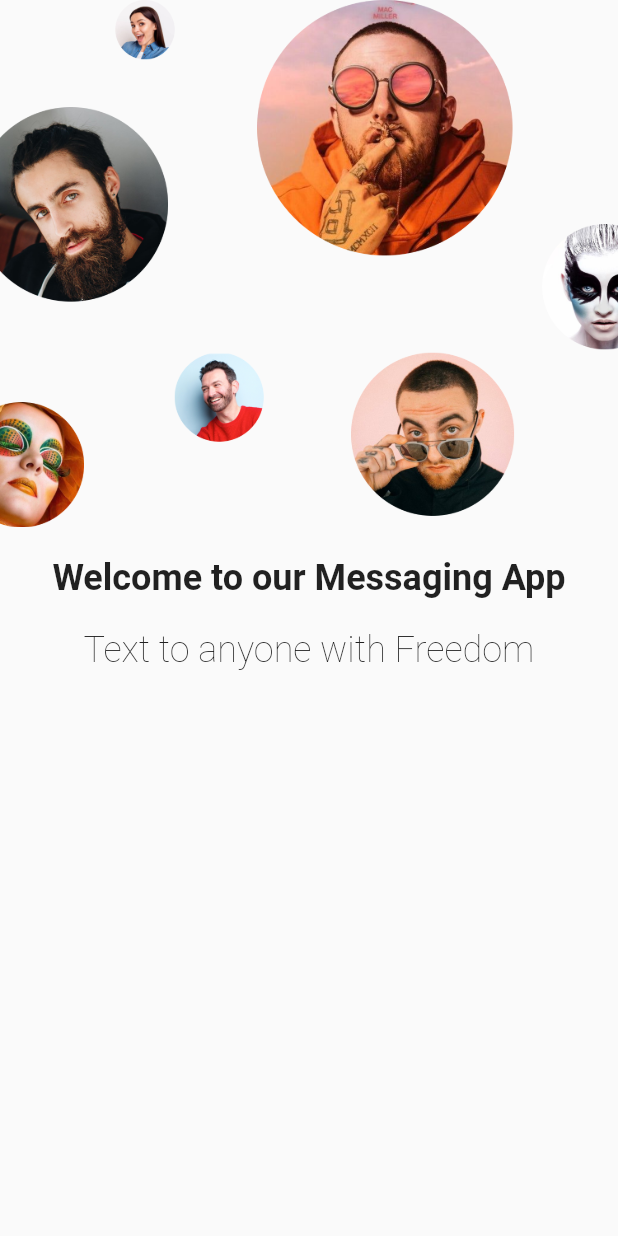
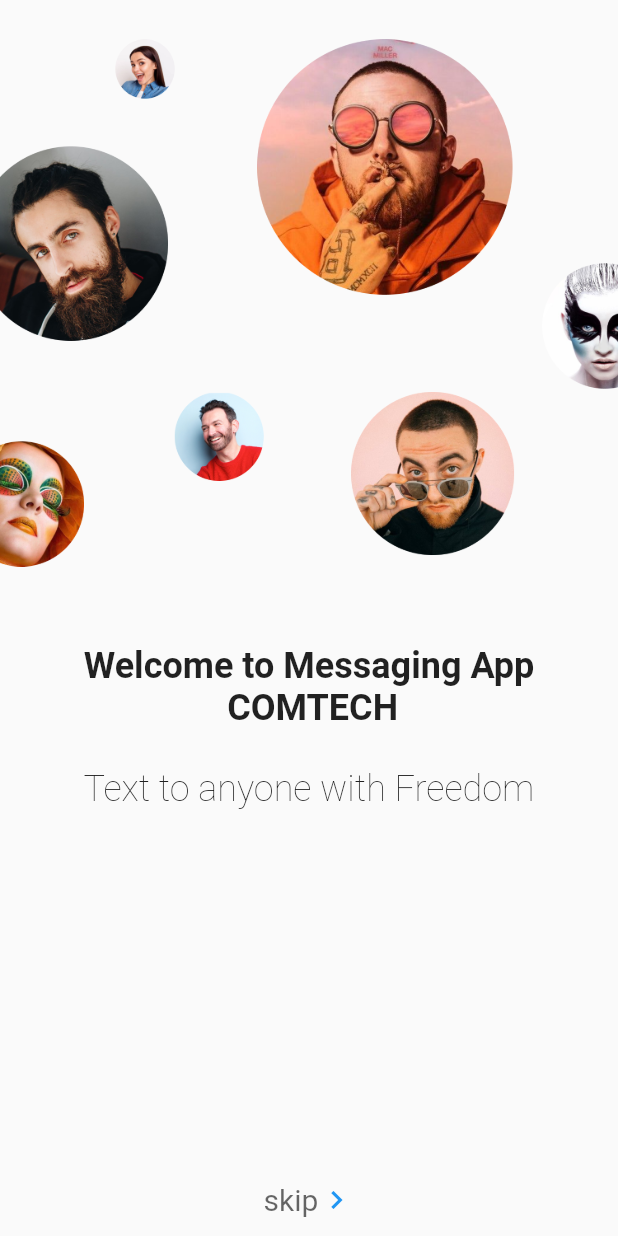
Before and after one commit to IdreesCodes/Final_Year_Project, a Flutter app: the screen it shows after launch, on a phone screen of 412 x 824 dp. Run offline on Flutter 3.47's test engine with Material 2 defaults, Android fonts, the phone set to English and light mode, and no system bars; our stand-ins replace google_fonts.

Commit message:
full welcome screen

```diff
--- a/lib/screens/welcome/welcome_screen.dart
+++ b/lib/screens/welcome/welcome_screen.dart
@@ -1,3 +1,4 @@
+import 'package:final_year_project/constants.dart';
 import 'package:flutter/material.dart';
 
 class WelcomeScreen extends StatelessWidget {
@@ -7,22 +8,45 @@ class WelcomeScreen extends StatelessWidget {
       body: SafeArea(
         child: Column(
           children: [
-            Image(image: AssetImage('assets/images/welcome_image.png')),
-            SizedBox(
-              height: 20,
+            const Spacer(
+              flex: 1,
+            ),
+            const Image(image: AssetImage('assets/images/welcome_image.png')),
+
+            const Spacer(
+              flex: 2,
             ),
             Center(
-              child: Text('Welcome to our Messaging App',
+              child: Text('Welcome to Messaging App\n                COMTECH',
                 style: Theme.of(context).textTheme.headline5?.copyWith(fontWeight: FontWeight.bold)),
             ),
-            SizedBox(
-              height: 20,
+
+            const Spacer(
+              flex: 1,
             ),
 
             Center(
               child: Text('Text to anyone with Freedom',
                   style: Theme.of(context).textTheme.headline5?.copyWith(fontWeight: FontWeight.w200)),
             ),
+            const Spacer(
+              flex: 9,
+            ),
+            FittedBox(
+              child: TextButton(
+                  onPressed: (){}, child: Row(
+                    children: [
+                      Text('skip', style: TextStyle(
+                color: Colors.black.withOpacity(.6),
+                fontWeight: FontWeight.w400,
+                fontSize: 20,
+
+              )),
+                      Icon(Icons.navigate_next),
+                    ],
+                  ), ),
+            ),
+
           ],
         ),
       ),
```
